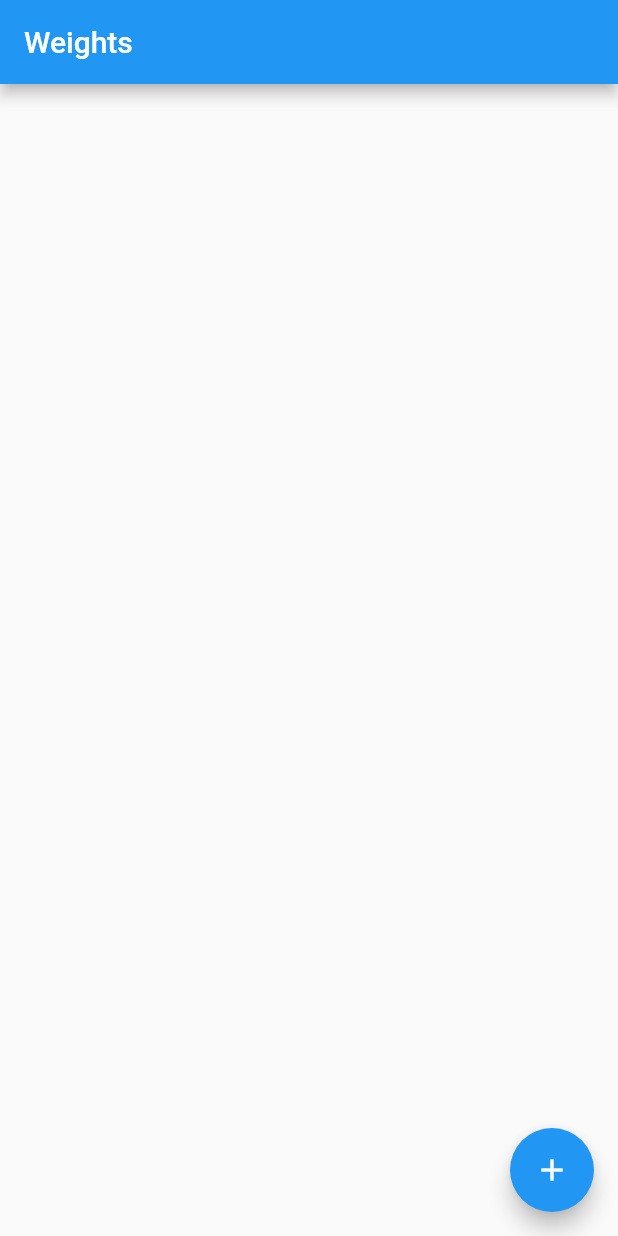
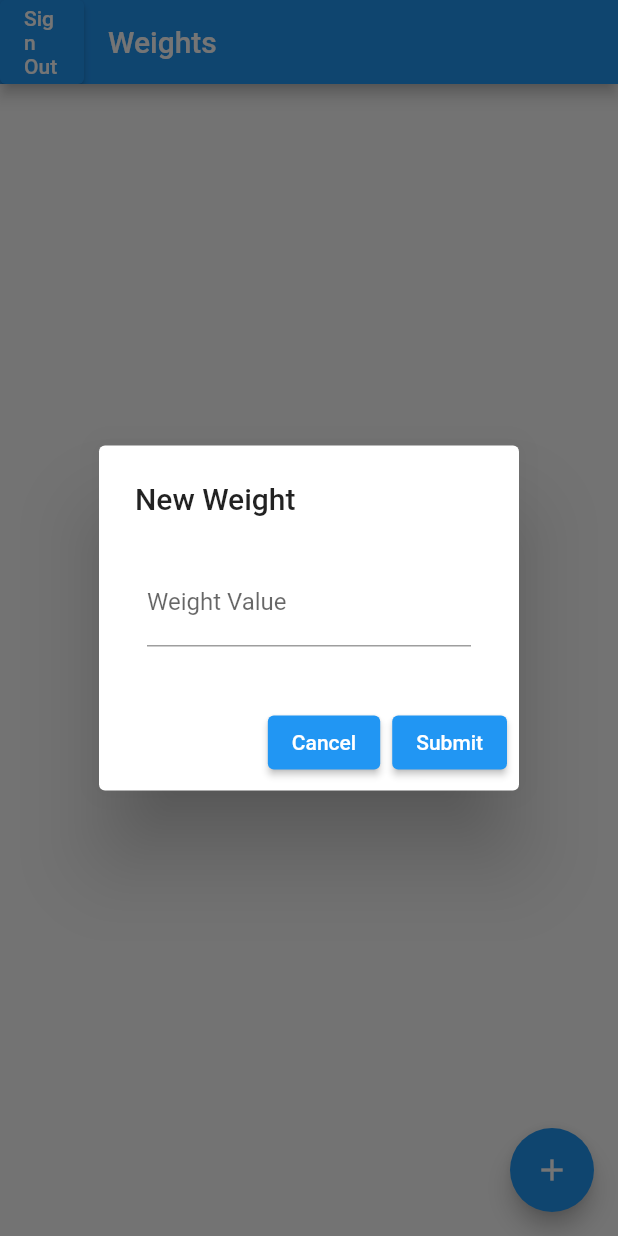
Before and after one commit to gthompson333/jasper_health_weight_tracker, a Flutter app: the screen it shows once a user with an empty profile is signed in, after a tap on the "add" icon, on a phone screen of 412 x 824 dp. Run offline on Flutter 3.47's test engine with Material 2 defaults, Android fonts, the phone set to English and light mode, and no system bars; our stand-ins replace cloud_firestore, firebase_auth, firebase_core; accounts and stored records are empty; network calls fail.

Commit message:
Added logic and UI to support adding a new user weight record.

```diff
--- a/lib/src/data/data_models/weight.dart
+++ b/lib/src/data/data_models/weight.dart
@@ -1,5 +1,6 @@
 import 'package:cloud_firestore/cloud_firestore.dart';
 import 'package:jasper_health_weight_tracker/src/data/jasper_fb_auth.dart';
+import 'package:intl/intl.dart';
 
 /// Represents a single weight record from Cloud Firestore.
 class Weight {
@@ -17,6 +18,11 @@ class Weight {
   factory Weight.fromJson(Map<String, dynamic> json) => _weightFromJson(json);
 
   Map<String, dynamic> toJson() => _weightToJson(this);
+
+  // Note: In a more complex app, this would be done in a view model layer.
+  String formattedDateTime() {
+    return DateFormat('MMMM dd yyyy hh:mm aaa').format(timestamp);
+  }
 }
 
 // Private interface.
--- a/lib/src/ui/screens/home_screen.dart
+++ b/lib/src/ui/screens/home_screen.dart
@@ -1,5 +1,6 @@
 import 'package:firebase_auth/firebase_auth.dart';
 import 'package:flutter/material.dart';
+import 'package:jasper_health_weight_tracker/src/data/jasper_fb_auth.dart';
 import 'package:jasper_health_weight_tracker/src/ui/screens/sign_in_screen.dart';
 import 'package:jasper_health_weight_tracker/src/ui/screens/user_weights_screen.dart';
 
@@ -8,14 +9,20 @@ class HomeScreen extends StatelessWidget {
 
   @override
   Widget build(BuildContext context) {
+    // Listen for changes in Firebase auth.
+    // When user signs in or out, show the appropriate screen.
+    // Note: This is a very lightweight navigation scheme. A more complex
+    // app would use a proper navigation router package.
     return StreamBuilder<User?>(
       stream: FirebaseAuth.instance.authStateChanges(),
       builder: (context, snapshot) {
         if (!snapshot.hasData) {
-          debugPrint('FirebaseAuth: User currently signed OUT.');
+          debugPrint('Home Screen: User not signed in. Show Sign In screen.');
           return const SignInScreen();
         }
-        debugPrint('FirebaseAuth: User currently signed IN.');
+
+        debugPrint('Home Screen: User signed in. Show User Weights screen.');
+        JasperFBAuth.user = FirebaseAuth.instance.currentUser;
         return const UserWeightsScreen();
       },
     );
--- a/lib/src/ui/screens/user_weights_screen.dart
+++ b/lib/src/ui/screens/user_weights_screen.dart
@@ -1,8 +1,9 @@
 import 'package:flutter/material.dart';
 import 'package:cloud_firestore/cloud_firestore.dart';
-
 import '../../data/data_models/weight.dart';
+import '../../data/jasper_fb_auth.dart';
 import '../../data/jasper_fs_data.dart';
+import '../widgets/add_edit_weight_dialog.dart';
 import '../widgets/weight_card.dart';
 
 class UserWeightsScreen extends StatefulWidget {
@@ -13,42 +14,49 @@ class UserWeightsScreen extends StatefulWidget {
 }
 
 class UserWeightsScreenState extends State<UserWeightsScreen> {
-  final JasperFSData repository = JasperFSData();
+  final JasperFSData jasperFSData = JasperFSData();
 
   @override
   Widget build(BuildContext context) {
-    return _buildWeightList(context);
-  }
-
-  Widget _buildWeightList(BuildContext context) {
     return Scaffold(
       appBar: AppBar(
+        leading: ElevatedButton(
+          onPressed: () {
+            JasperFBAuth.signOut();
+          },
+          child: const Text('Sign Out'),
+        ),
         title: const Text('Weights'),
       ),
       body: StreamBuilder<QuerySnapshot>(
-          stream: repository.getStream(),
+          stream: jasperFSData.getStream(),
           builder: (context, snapshot) {
             if (!snapshot.hasData) return const LinearProgressIndicator();
-
-            return _buildList(context, snapshot.data?.docs ?? []);
+            return _buildListView(context, snapshot.data?.docs ?? []);
           }),
       floatingActionButton: FloatingActionButton(
-        onPressed: () {},
+        onPressed: () {
+          showDialog(
+              context: context,
+              barrierDismissible: true,
+              builder: (BuildContext context) {
+                return AddEditWeightDialog(onSubmit: (newWeight) {
+                  jasperFSData.addWeight(newWeight);
+                });
+              });
+        },
         tooltip: 'Add Weight',
         child: const Icon(Icons.add),
       ), // This trailing comma makes auto-formatting nicer for build methods.
     );
   }
 
-  Widget _buildList(BuildContext context, List<DocumentSnapshot> snapshot) {
+  Widget _buildListView(BuildContext context, List<DocumentSnapshot> snapshot) {
     return ListView(
       padding: const EdgeInsets.only(top: 20.0),
-      children: snapshot.map((data) => _buildItem(context, data)).toList(),
+      children: snapshot
+          .map((data) => WeightCard(weight: Weight.fromSnapshot(data)))
+          .toList(),
     );
   }
-
-  Widget _buildItem(BuildContext context, DocumentSnapshot snapshot) {
-    final weight = Weight.fromSnapshot(snapshot);
-    return WeightCard(weight: weight);
-  }
 }
--- /dev/null
+++ b/lib/src/ui/widgets/add_edit_weight_dialog.dart
@@ -0,0 +1,58 @@
+import 'package:flutter/material.dart';
+import 'package:jasper_health_weight_tracker/src/data/jasper_fb_auth.dart';
+import '../../data/data_models/weight.dart';
+
+class AddEditWeightDialog extends StatefulWidget {
+  // If the weight param is non-null, it means we're editing an existing weight.
+  final Weight? weight;
+  final void Function(Weight weight) onSubmit;
+
+  const AddEditWeightDialog({super.key, this.weight, required this.onSubmit});
+
+  @override
+  State<AddEditWeightDialog> createState() => _AddEditWeightDialogState();
+}
+
+class _AddEditWeightDialogState extends State<AddEditWeightDialog> {
+  final _formKey = GlobalKey<FormState>();
+
+  @override
+  Widget build(BuildContext context) {
+    return AlertDialog(
+      title: Text(widget.weight == null ? 'New Weight' : 'Edit Weight'),
+      content: Padding(
+        padding: const EdgeInsets.all(8.0),
+        child: Form(
+          key: _formKey,
+          child: TextFormField(
+            decoration: const InputDecoration(
+              labelText: 'Weight Value',
+            ),
+            onSaved: (String? value) {
+              // Note: a production app would have much better input validation.
+              if (widget.weight == null && value != null && value.isNotEmpty) {
+                widget.onSubmit(Weight(
+                    weight: int.parse(value),
+                    timestamp: DateTime.now(),
+                    userid: JasperFBAuth.user!.uid));
+              }
+              Navigator.of(context).pop();
+            },
+          ),
+        ),
+      ),
+      actions: [
+        ElevatedButton(
+            onPressed: () {
+              Navigator.of(context).pop();
+            },
+            child: const Text('Cancel')),
+        ElevatedButton(
+            onPressed: () {
+              _formKey.currentState?.save();
+            },
+            child: const Text('Submit'))
+      ],
+    );
+  }
+}
--- a/pubspec.yaml
+++ b/pubspec.yaml
@@ -38,6 +38,7 @@ dependencies:
   firebase_core: ^2.23.0
   firebase_auth: ^4.14.1
   cloud_firestore: ^4.13.2
+  intl: ^0.18.1
 
 dev_dependencies:
   flutter_test:
```
Also changed, not shown: lib/src/data/jasper_fb_auth.dart (+8 -3 lines), lib/src/ui/screens/sign_in_screen.dart (+1 -6 lines), lib/src/ui/widgets/weight_card.dart (+6 -12 lines), pubspec.lock, 1 other file.
